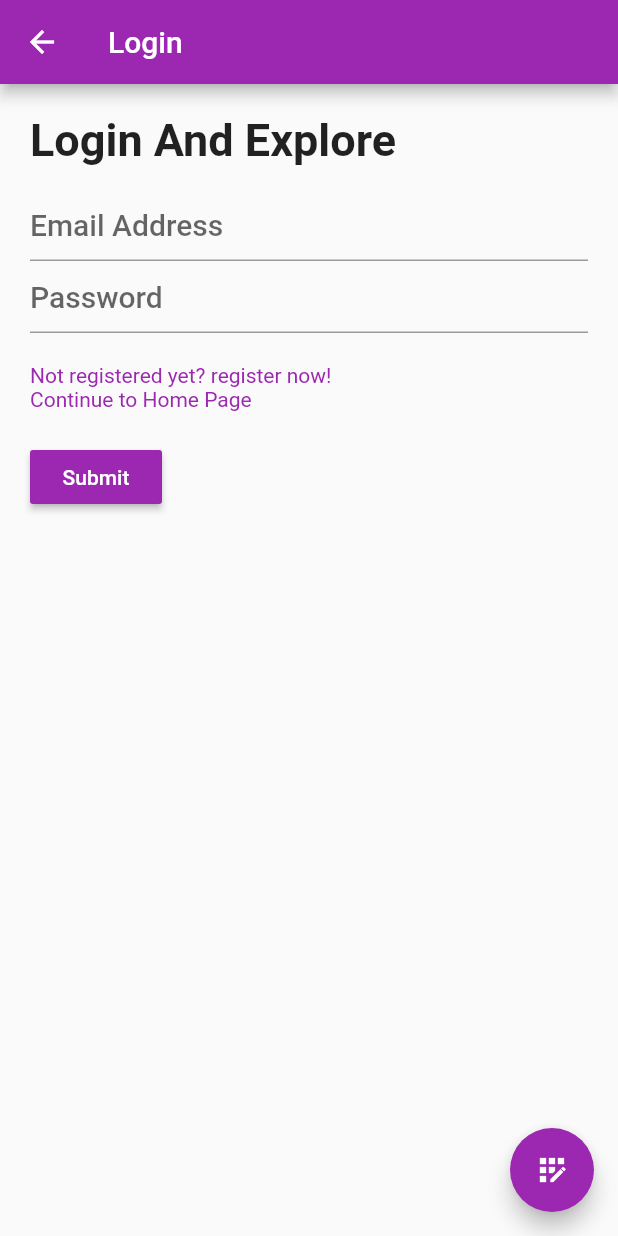
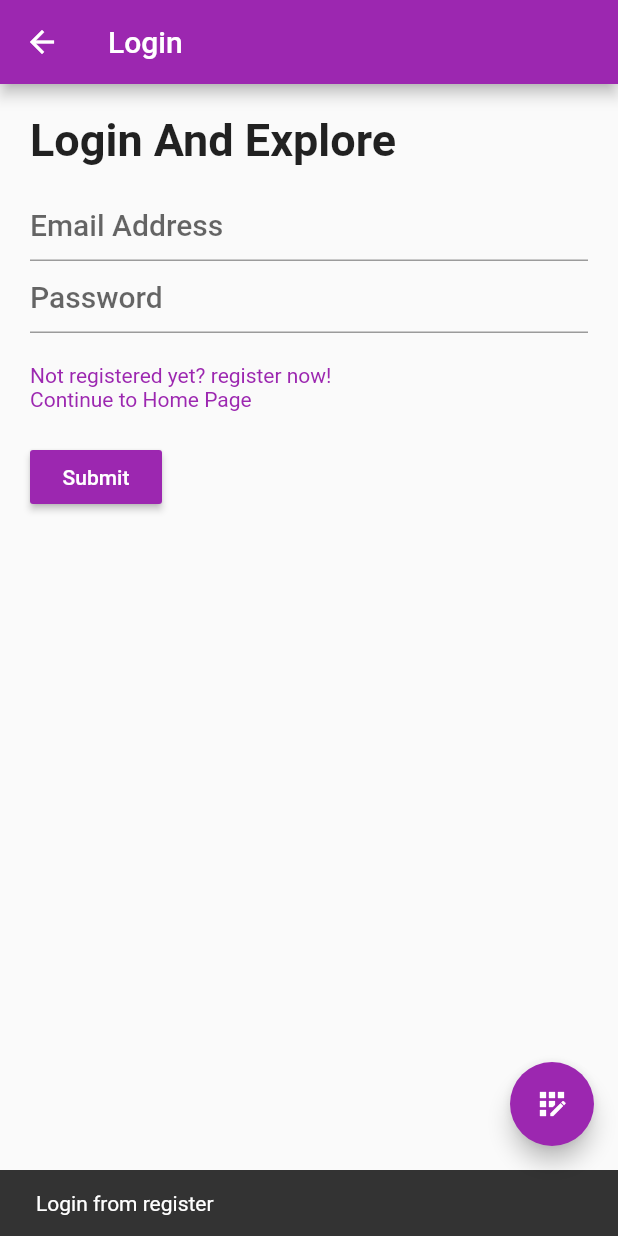
Before and after one commit to mauricioaznar/course-filip-jerga-flutter, a Flutter app: the screen it shows after launch, after a tap on "Already Registered? Login Now.", on a phone screen of 412 x 824 dp. Run offline on Flutter 3.47's test engine with Material 2 defaults, Android fonts, the phone set to English and light mode, and no system bars; our stand-ins replace faker, shared_preferences; missing offline and left inert: shared_preferences_web; network calls fail.

Commit message:
about to get into streams :)

```diff
--- a/meetuper/lib/main.dart
+++ b/meetuper/lib/main.dart
@@ -1,4 +1,5 @@
 import 'package:flutter/material.dart';
+import 'package:meetuper/src/models/arguments.dart';
 import 'package:meetuper/src/screens/login_screen.dart';
 import 'package:meetuper/src/screens/meetup_detail_screen.dart';
 import 'package:meetuper/src/screens/meetup_home_screen.dart';
@@ -19,6 +20,7 @@ class MyApp extends StatelessWidget {
         // home: CounterHomeScreen(title: 'Navigator'),
         home: RegisterScreen(),
         onGenerateRoute: (RouteSettings settings) {
+          print('${settings.name}');
           if (settings.name == MeetupDetailScreen.route) {
             final MeetupDetailArguments arguments =
                 settings.arguments as MeetupDetailArguments;
@@ -30,9 +32,11 @@ class MyApp extends StatelessWidget {
                 builder: (context) =>
                     RegisterScreen());
           } else if (settings.name == LoginScreen.route) {
+            final LoginScreenArguments? arguments = settings.arguments as LoginScreenArguments?;
+            final message = arguments?.message;
             return MaterialPageRoute(
                 builder: (context) =>
-                    LoginScreen());
+                    LoginScreen(message: message));
           } else if (settings.name == MeetupHomeScreen.route) {
             return MaterialPageRoute(
                 builder: (context) =>
--- /dev/null
+++ b/meetuper/lib/src/models/arguments.dart
@@ -0,0 +1,5 @@
+class LoginScreenArguments {
+  String? message;
+
+  LoginScreenArguments(this.message);
+}
--- a/meetuper/lib/src/screens/login_screen.dart
+++ b/meetuper/lib/src/screens/login_screen.dart
@@ -7,8 +7,11 @@ import 'package:meetuper/src/services/auth_api_service.dart';
 import 'package:meetuper/src/utils/validator.dart';
 
 class LoginScreen extends StatefulWidget {
+  final String? _message;
   static final String route = '/login';
   final AuthApiService authApi = AuthApiService();
+
+  LoginScreen({String? message}) : _message = message;
 
   @override
   State<StatefulWidget> createState() {
@@ -32,6 +35,7 @@ class LoginScreenState extends State<LoginScreen> {
 
   final username = 'filip@gmail.com';
   final password = 'testtest';
+
 
   _submit() {
     final form = _formKey.currentState;
@@ -59,6 +63,12 @@ class LoginScreenState extends State<LoginScreen> {
   @override
   void initState() {
     super.initState();
+    WidgetsBinding.instance?.addPostFrameCallback((_) {
+      if (widget._message != null && widget._message!.isNotEmpty) {
+        final snackBar = SnackBar(content: Text(widget._message!));
+        ScaffoldMessenger.of(_buildContext!).showSnackBar(snackBar);
+      }
+    });
     // _emailController.addListener(() {
     //   print(_emailController.text);
     // });
--- a/meetuper/lib/src/screens/register_screen.dart
+++ b/meetuper/lib/src/screens/register_screen.dart
@@ -1,6 +1,9 @@
 import 'package:flutter/material.dart';
 import 'package:flutter/services.dart';
+import 'package:meetuper/src/models/arguments.dart';
 import 'package:meetuper/src/models/forms.dart';
+import 'package:meetuper/src/screens/login_screen.dart';
+import 'package:meetuper/src/screens/meetup_home_screen.dart';
 import 'package:meetuper/src/services/auth_api_service.dart';
 import 'package:meetuper/src/utils/validator.dart';
 
@@ -24,6 +27,8 @@ class RegisterScreenState extends State<RegisterScreen> {
 
   RegisterFormData _registerFormData = RegisterFormData();
 
+  BuildContext? _buildContext;
+
   // 4. Create Register function and print all of the data
 
   _submit() {
@@ -42,15 +47,15 @@ class RegisterScreenState extends State<RegisterScreen> {
 
   _register() {
     print(_registerFormData.toJSON());
-    widget._authApiService
-        .register(_registerFormData)
-        .then((isValid) {if (isValid) {
-          print('asdfa');
-    } else {
-          print('error');
-    }})
-        .catchError((e) {
-          print(e);
+    widget._authApiService.register(_registerFormData).then((isValid) {
+      if (isValid) {
+        Navigator.pushReplacementNamed(context, LoginScreen.route,
+            arguments: LoginScreenArguments(
+                "You have been successfully register. Feel free to login now"));
+      }
+    }).catchError((res) {
+      final snackBar = SnackBar(content: Text(res['errors']['message']));
+      ScaffoldMessenger.of(_buildContext!).showSnackBar(snackBar);
     });
   }
 
@@ -59,6 +64,7 @@ class RegisterScreenState extends State<RegisterScreen> {
     return Scaffold(
         appBar: AppBar(title: Text('Register')),
         body: Builder(builder: (context) {
+          _buildContext = context;
           return Padding(
               padding: EdgeInsets.all(20.0),
               child: Form(
@@ -178,7 +184,8 @@ class RegisterScreenState extends State<RegisterScreen> {
         children: <Widget>[
           GestureDetector(
             onTap: () {
-              Navigator.pushNamed(context, "/login");
+              Navigator.pushNamed(context, LoginScreen.route,
+                  arguments: LoginScreenArguments('Login from register'));
             },
             child: Text(
               'Already Registered? Login Now.',
@@ -189,7 +196,7 @@ class RegisterScreenState extends State<RegisterScreen> {
           ),
           GestureDetector(
               onTap: () {
-                Navigator.pushNamed(context, "/meetups");
+                Navigator.pushNamed(context, MeetupHomeScreen.route);
               },
               child: Text(
                 'Continue to Home Page',
--- a/meetuper/lib/src/services/auth_api_service.dart
+++ b/meetuper/lib/src/services/auth_api_service.dart
@@ -25,7 +25,6 @@ class AuthApiService {
   User? get authUser => _authUser;
 
   Future<String?> getToken() async {
-    print('asdfasdfasd');
     if (_token != null) {
       return _token;
     } else {
@@ -101,7 +100,7 @@ class AuthApiService {
         authUser = User.fromJSON(parsedData);
         return parsedData;
       } else {
-        // todo improve error handling
+        print(parsedData);
         throw parsedData;
       }
     } catch (e) {
@@ -123,7 +122,7 @@ class AuthApiService {
       } else {
         // todo improve error handling
         print(parsedData);
-        return false;
+        throw parsedData;
       }
     } catch (e) {
       // todo improve error handling
```
